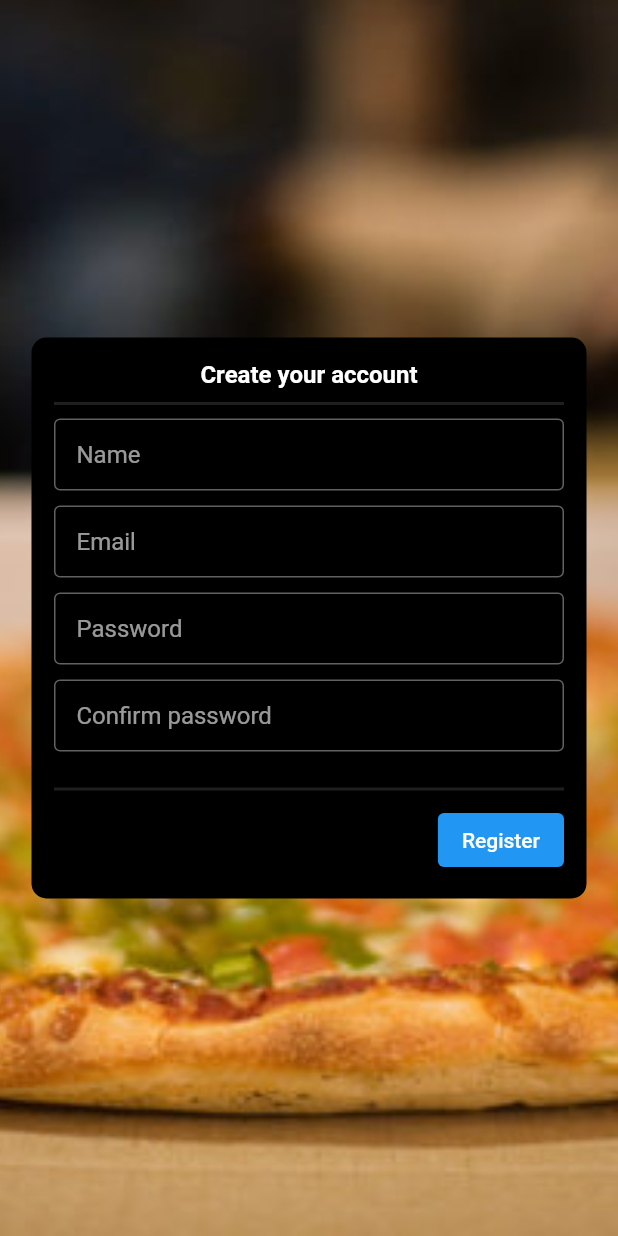
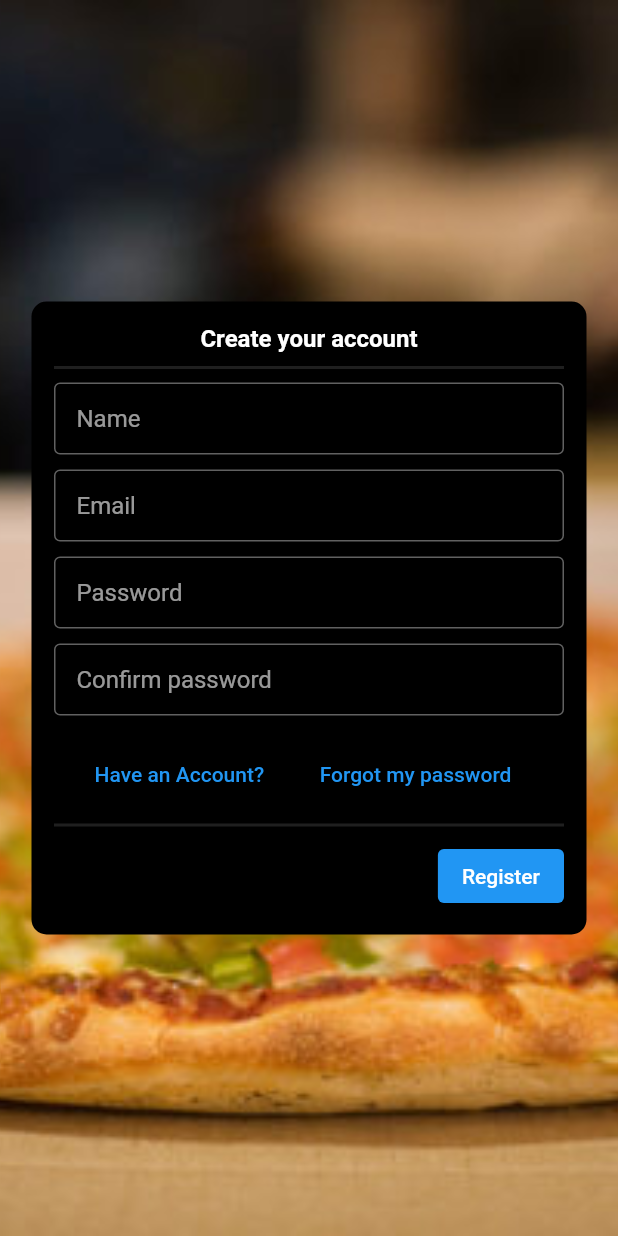
Before and after one commit to prabeshpathak/recipe-me, a Flutter app: the Login screen opened by its route, after a tap on "Login", after a tap on "First Time?", on a phone screen of 412 x 824 dp. Run offline on Flutter 3.47's test engine with Material 2 defaults, Android fonts, the phone set to English and light mode, and no system bars; our stand-ins replace date_format, dropdown_search, google_sign_in, image_picker, like_button, local_auth and 1 more; missing offline and left inert: flutter_pagewise; accounts and stored records are empty.

Commit message:
UI changes for usability

```diff
--- a/lib/screens/login.dart
+++ b/lib/screens/login.dart
@@ -1,5 +1,4 @@
 import 'package:recipe_app_flutter/utils/UserProvider.dart';
-import 'package:recipe_app_flutter/widgets/GoogleSignIn.dart';
 import 'package:flutter/material.dart';
 import 'package:recipe_app_flutter/utils/AuthProvider.dart';
 import 'package:recipe_app_flutter/utils/RouteNames.dart';
@@ -214,7 +213,13 @@ class Login extends StatelessWidget {
             crossAxisAlignment: CrossAxisAlignment.center,
             children: <Widget>[
               _buildCenter(context),
-              Center(
+              Container(
+                margin: EdgeInsets.only(top: 2),
+                  width: 300,
+                  padding: EdgeInsets.all(15.0),
+                  decoration: BoxDecoration(
+                      color: Colors.black,
+                      borderRadius: BorderRadius.all(Radius.circular(10))),
                   child: Column(
                     mainAxisAlignment: MainAxisAlignment.center,
                     children: [
@@ -224,21 +229,26 @@ class Login extends StatelessWidget {
                       ),
                       IconButton(
                         icon: const Icon(Icons.fingerprint_outlined),
-                    iconSize: 100,
+                        iconSize: 70,
                         onPressed: () async {
                           var auth =
                               Provider.of<AuthProvider>(context, listen: false);
 
-                      final isAuthenticate = await LocalAuthApi.authenticate();
+                          final isAuthenticate =
+                              await LocalAuthApi.authenticate();
                           print(isAuthenticate);
                           if (isAuthenticate == true) {
-                        auth.login("prabesh@gmail.com","123123123").then((value) => {
-                              ScaffoldMessenger.of(context).showSnackBar(
-                                  SnackBar(content: Text(value['message']))),
-                              Provider.of<UserProvider>(context, listen: false)
+                            auth
+                                .login("prabesh@gmail.com", "123123123")
+                                .then((value) => {
+                                      ScaffoldMessenger.of(context)
+                                          .showSnackBar(SnackBar(
+                                              content: Text(value['message']))),
+                                      Provider.of<UserProvider>(context,
+                                              listen: false)
                                           .setUser(value['user']),
-                              Navigator.pushNamedAndRemoveUntil(
-                                  context, RouteName.HOME, (_) => false),
+                                      Navigator.pushNamedAndRemoveUntil(context,
+                                          RouteName.HOME, (_) => false),
                                     });
                           } else {
                             return;
--- a/lib/screens/signup.dart
+++ b/lib/screens/signup.dart
@@ -121,6 +121,20 @@ class Signup extends StatelessWidget {
     );
   }
 
+  Widget _buildLoginLink(context) {
+    return TextButton(
+      style: TextButton.styleFrom(
+        padding: EdgeInsets.all(2),
+        shape: const BeveledRectangleBorder(
+            borderRadius: BorderRadius.all(Radius.circular(5))),
+      ),
+      onPressed: () {
+        Navigator.pushNamed(context, RouteName.LOGIN);
+      },
+      child: Text('Have an Account?'),
+    );
+  }
+
   void handleSubmit(context) {
     print(_name.text + _email.text + _pass.text);
     Provider.of<AuthProvider>(context, listen: false)
@@ -142,6 +156,20 @@ class Signup extends StatelessWidget {
               ScaffoldMessenger.of(context)
                   .showSnackBar(SnackBar(content: Text(error.toString())))
             });
+  }
+
+  Widget _buildForgotPasswordLink(context) {
+    return TextButton(
+      style: TextButton.styleFrom(
+        padding: EdgeInsets.all(10),
+        shape: const BeveledRectangleBorder(
+            borderRadius: BorderRadius.all(Radius.circular(5))),
+      ),
+      onPressed: () {
+        Navigator.pushNamed(context, RouteName.FORGOTPASSWORD);
+      },
+      child: Text('Forgot my password'),
+    );
   }
 
   // Function to build and return a form submit button. This is critical to the
@@ -176,7 +204,12 @@ class Signup extends StatelessWidget {
                 SizedBox(height: 10),
                 _buildConfirmPasswordField(),
                 SizedBox(height: 15),
-
+                Row(
+                    mainAxisAlignment: MainAxisAlignment.spaceEvenly,
+                    children: [
+                      _buildLoginLink(context),
+                      _buildForgotPasswordLink(context)
+                    ]),
               ],
               _formKey,
               _buildSubmit(context))),
@@ -203,7 +236,9 @@ class Signup extends StatelessWidget {
           child: Column(
             mainAxisAlignment: MainAxisAlignment.center,
             crossAxisAlignment: CrossAxisAlignment.center,
-            children: <Widget>[_buildCenter(context)],
+            children: <Widget>[
+              _buildCenter(context),
+            ],
           ),
         ),
       ),
```
Lines whose indentation alone changed are shown as unchanged.
